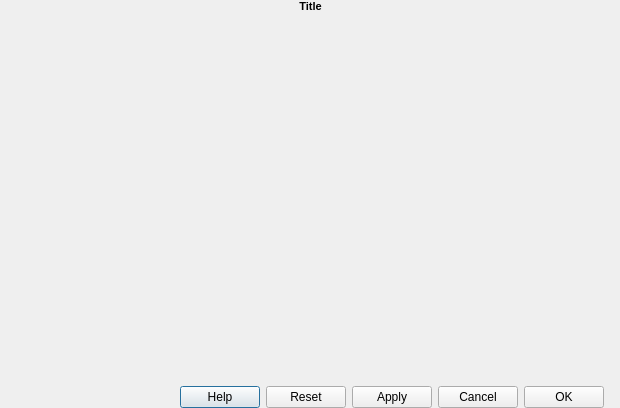
Old version of the form src/CommonDialog.ui in the repository nschindler-noaa/compass-rewrite.
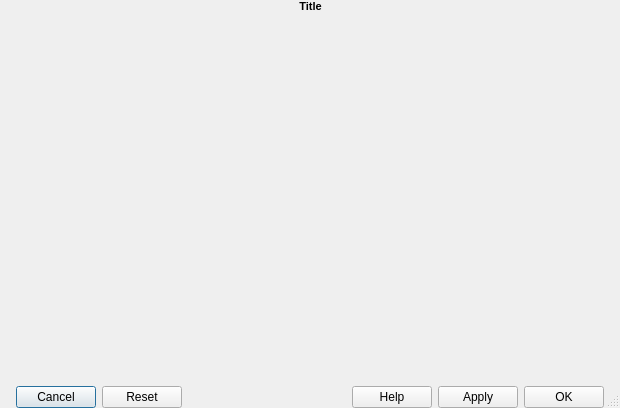
New version of the form. Icons and pictures are not drawn.

Diff of the .ui file:
```diff
--- a/src/CommonDialog.ui
+++ b/src/CommonDialog.ui
@@ -17,6 +17,9 @@
    <iconset>
     <normaloff>:/images/fish.png</normaloff>:/images/fish.png</iconset>
   </property>
+  <property name="sizeGripEnabled">
+   <bool>true</bool>
+  </property>
   <layout class="QVBoxLayout" name="verticalLayout">
    <property name="spacing">
     <number>2</number>
@@ -294,6 +297,20 @@
        </item>
       </layout>
      </item>
+     <item>
+      <widget class="QPushButton" name="pushButton_Cancel">
+       <property name="text">
+        <string>Cancel</string>
+       </property>
+      </widget>
+     </item>
+     <item>
+      <widget class="QPushButton" name="pushButton_Reset">
+       <property name="text">
+        <string>Reset</string>
+       </property>
+      </widget>
+     </item>
      <item>
       <spacer name="spacer_ButtonRow">
        <property name="orientation">
@@ -317,13 +334,6 @@
        </property>
       </widget>
      </item>
-     <item>
-      <widget class="QPushButton" name="pushButton_Reset">
-       <property name="text">
-        <string>Reset</string>
-       </property>
-      </widget>
-     </item>
      <item>
       <widget class="QPushButton" name="pushButton_Apply">
        <property name="text">
@@ -331,13 +341,6 @@
        </property>
       </widget>
      </item>
-     <item>
-      <widget class="QPushButton" name="pushButton_Cancel">
-       <property name="text">
-        <string>Cancel</string>
-       </property>
-      </widget>
-     </item>
      <item>
       <widget class="QPushButton" name="pushButton_OK">
        <property name="text">
@@ -390,7 +393,7 @@
           <bool>true</bool>
          </property>
          <property name="alignment">
-          <set>Qt::AlignRight|Qt::AlignTrailing|Qt::AlignVCenter</set>
+          <set>Qt::AlignBottom|Qt::AlignRight|Qt::AlignTrailing</set>
          </property>
          <property name="wordWrap">
           <bool>false</bool>
```
Left out of the diff: 34 changed lines with no effect on the pictures.
